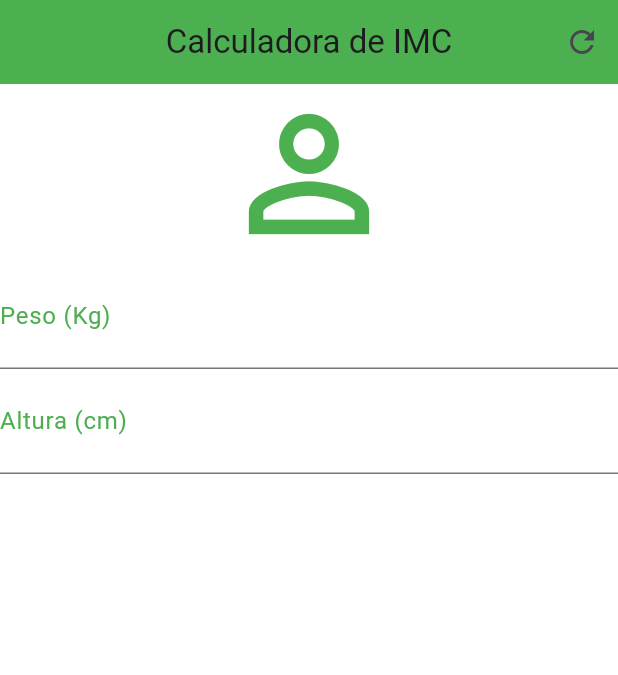
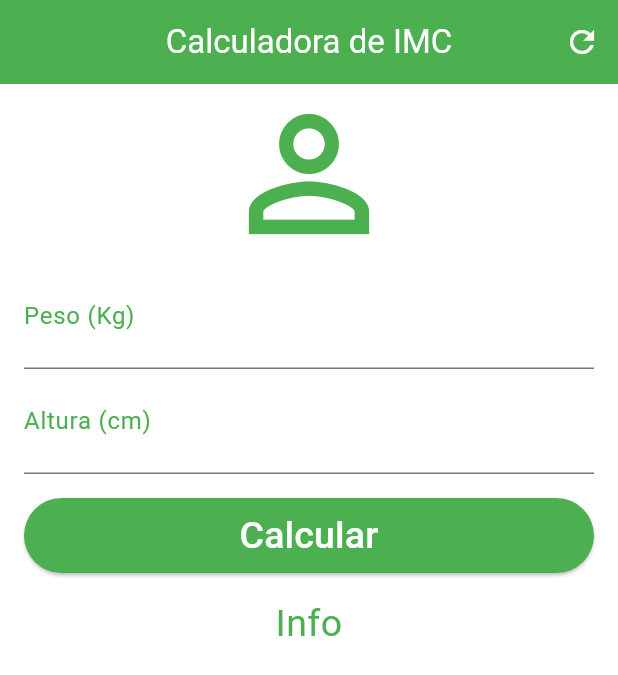
Before and after one commit to iraponan/calculadora_imc, a Flutter app: the screen it shows after launch, on a phone screen of 412 x 824 dp. Shown: the top 675 px of the screen. Run offline on Flutter 3.47's test engine with Material 3 defaults, Android fonts, the phone set to English and light mode, and no system bars.

Commit message:
Criando o ElevatedButton.

```diff
--- a/lib/main.dart
+++ b/lib/main.dart
@@ -21,26 +21,34 @@
   Widget build(BuildContext context) {
     return Scaffold(
       appBar: AppBar(
-        title: const Text('Calculadora de IMC'),
+        title: const Text(
+          'Calculadora de IMC',
+          style: TextStyle(color: Colors.white),
+        ),
         centerTitle: true,
         backgroundColor: Colors.green,
         actions: [
           IconButton(
             onPressed: () {},
-            icon: const Icon(Icons.refresh),
+            icon: const Icon(
+              Icons.refresh,
+              color: Colors.white,
+            ),
           )
         ],
       ),
       backgroundColor: Colors.white,
-      body: const Column(
+      body: SingleChildScrollView(
+        padding: const EdgeInsets.symmetric(horizontal: 16),
+        child: Column(
           crossAxisAlignment: CrossAxisAlignment.stretch,
           children: [
-          Icon(
+            const Icon(
               Icons.person_outline,
               size: 120,
               color: Colors.green,
             ),
-          TextField(
+            const TextField(
               keyboardType: TextInputType.number,
               decoration: InputDecoration(
                 labelText: 'Peso (Kg)',
@@ -54,7 +62,7 @@
                 fontSize: 25,
               ),
             ),
-          TextField(
+            const TextField(
               keyboardType: TextInputType.number,
               decoration: InputDecoration(
                 labelText: 'Altura (cm)',
@@ -68,7 +76,34 @@
                 fontSize: 25,
               ),
             ),
+            Padding(
+              padding: const EdgeInsets.symmetric(vertical: 16),
+              child: SizedBox(
+                height: 50,
+                child: ElevatedButton(
+                    onPressed: () {},
+                    style: ElevatedButton.styleFrom(
+                      backgroundColor: Colors.green,
+                    ),
+                    child: const Text(
+                      'Calcular',
+                      style: TextStyle(
+                        color: Colors.white,
+                        fontSize: 25,
+                      ),
+                    )),
+              ),
+            ),
+            const Text(
+              'Info',
+              textAlign: TextAlign.center,
+              style: TextStyle(
+                color: Colors.green,
+                fontSize: 25,
+              ),
+            )
           ],
+        ),
       ),
     );
   }
```
Lines whose indentation alone changed are shown as unchanged.
